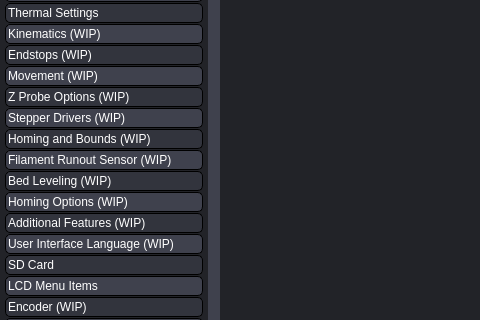
The window that gui/MainWindow.ui (SimonBuxx/iloop-marlin-configurator) describes before a commit, drawn with Qt 5; both pictures show x 0 to 480 and y 162 to 482 of the 1280 by 800 pixel window.
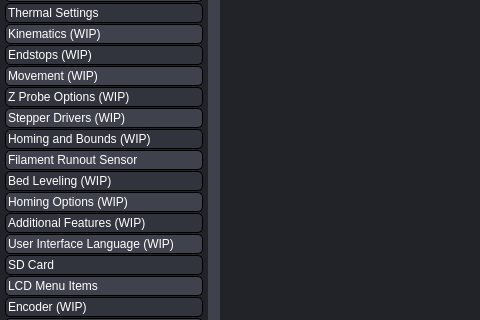
The same window after the commit. Icons and pictures are not drawn. Custom widgets are drawn as their Qt base class.

Commit message: Implementation for filament runout sensor page + minor improvements

```diff
--- a/gui/MainWindow.ui
+++ b/gui/MainWindow.ui
@@ -2480,7 +2480,7 @@
          <item>
           <widget class="QPushButton" name="uFilamentRunoutSensorTabButton">
            <property name="text">
-            <string>Filament Runout Sensor (WIP)</string>
+            <string>Filament Runout Sensor</string>
            </property>
            <property name="icon">
             <iconset resource="../resources/resources.qrc">
```
Left out of the diff: 6 changed lines with no effect on the pictures. The commit also changes 34 other files.
